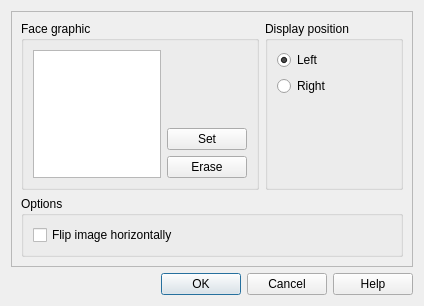
This is src/ui/commands/face_graphics_widget.ui in EasyRPG/Editor as Qt 5 draws it before an edit. The edited form follows.
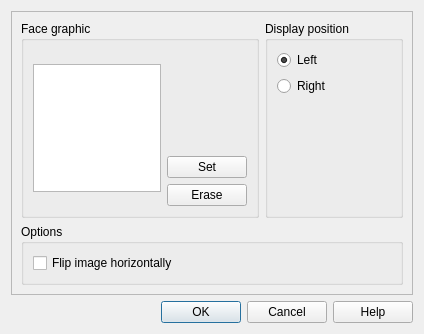
This is the edited form.

What changed in the file:
```diff
--- a/src/ui/commands/face_graphics_widget.ui
+++ b/src/ui/commands/face_graphics_widget.ui
@@ -10,7 +10,7 @@
     <x>0</x>
     <y>0</y>
     <width>424</width>
-    <height>305</height>
+    <height>334</height>
    </rect>
   </property>
   <property name="windowTitle">
```
